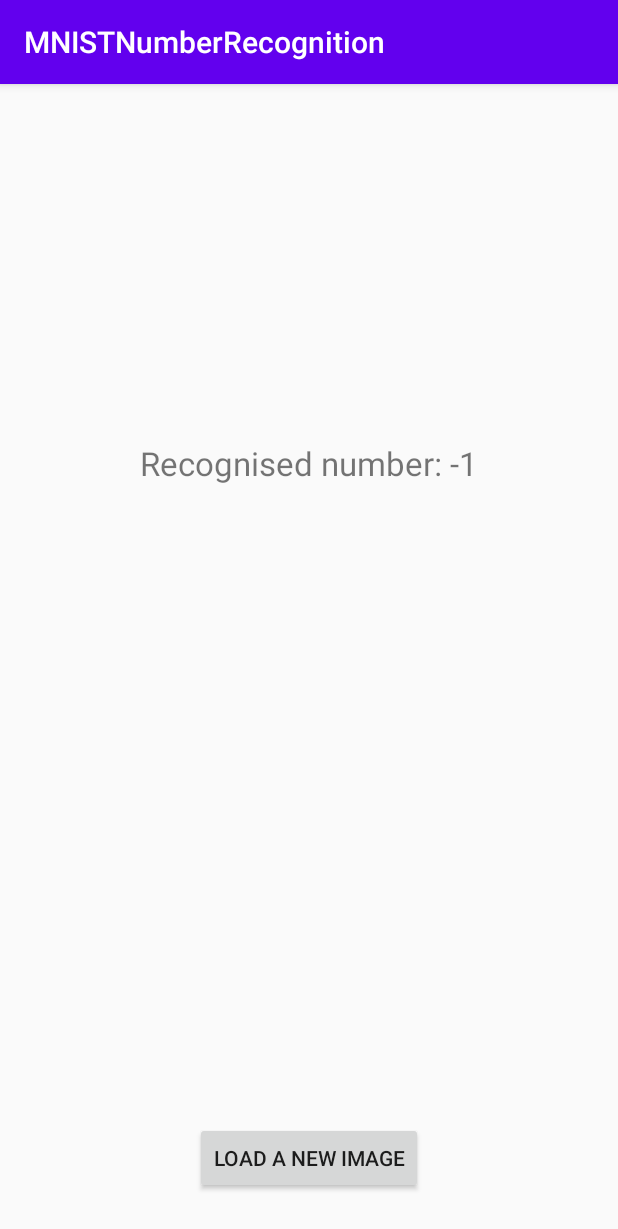
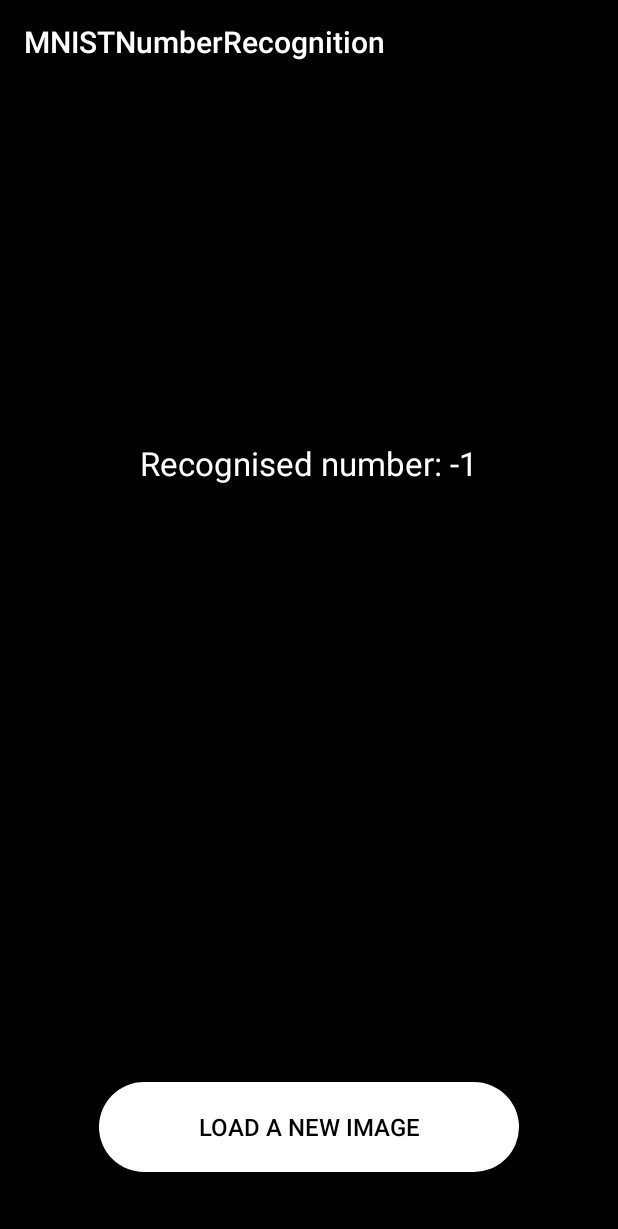
Before and after one commit to b-brebion/android-mnist-digits-recognition, an Android app: the MainActivity screen opened directly, with no data from a screen before it, on a phone screen of 412 x 824 dp. Shown: the top 1229 px of the screen. Run offline under Robolectric (Android 15) with nearby library versions, the phone set to English and light mode, and no system bars; libraries missing offline, so code that uses them is left out: org.pytorch; 6 statements that could not run were skipped.

```diff
--- a/app/build.gradle
+++ b/app/build.gradle
@@ -29,11 +29,11 @@ repositories {
 dependencies {
     implementation fileTree(dir: 'libs', include: ['*.jar'])
 
-    implementation 'androidx.appcompat:appcompat:1.2.0'
+    implementation 'androidx.appcompat:appcompat:1.3.0'
     implementation 'androidx.constraintlayout:constraintlayout:2.0.4'
     testImplementation 'junit:junit:4.13.2'
-    androidTestImplementation 'androidx.test.ext:junit:1.1.2'
-    androidTestImplementation 'androidx.test.espresso:espresso-core:3.3.0'
+    androidTestImplementation 'androidx.test.ext:junit:1.1.3'
+    androidTestImplementation 'androidx.test.espresso:espresso-core:3.4.0'
     implementation 'org.pytorch:pytorch_android:1.4.0'
     implementation 'org.pytorch:pytorch_android_torchvision:1.4.0'
 }
--- /dev/null
+++ b/app/src/main/res/drawable/rounded_corner.xml
@@ -0,0 +1,5 @@
+<?xml version="1.0" encoding="utf-8"?>
+<shape xmlns:android="http://schemas.android.com/apk/res/android">
+    <corners  android:radius="40dp"/>
+    <solid android:color="#FFF"></solid>
+</shape>
--- a/app/src/main/res/layout/activity_main.xml
+++ b/app/src/main/res/layout/activity_main.xml
@@ -4,13 +4,20 @@
     xmlns:tools="http://schemas.android.com/tools"
     android:layout_width="match_parent"
     android:layout_height="match_parent"
+    android:background="#000000"
     tools:context=".MainActivity">
 
     <Button
         android:id="@+id/load"
-        android:layout_width="wrap_content"
-        android:layout_height="wrap_content"
+        android:layout_width="280dp"
+        android:layout_height="60dp"
+        android:layout_marginBottom="15dp"
+        android:background="@drawable/rounded_corner"
+        android:backgroundTint="#FFFFFF"
+        android:foreground="?android:attr/selectableItemBackground"
         android:text="Load a new image"
+        android:textColor="#000000"
+        android:textSize="16sp"
         app:layout_constraintBottom_toBottomOf="parent"
         app:layout_constraintEnd_toEndOf="parent"
         app:layout_constraintHorizontal_bias="0.5"
@@ -35,6 +42,7 @@
         android:layout_width="wrap_content"
         android:layout_height="wrap_content"
         android:layout_marginTop="40dp"
+        android:textColor="#FFFFFF"
         android:textSize="22sp"
         app:layout_constraintEnd_toEndOf="parent"
         app:layout_constraintHorizontal_bias="0.5"
--- a/app/src/main/res/values/colors.xml
+++ b/app/src/main/res/values/colors.xml
@@ -1,6 +1,6 @@
 <?xml version="1.0" encoding="utf-8"?>
 <resources>
-    <color name="colorPrimary">#6200EE</color>
-    <color name="colorPrimaryDark">#3700B3</color>
+    <color name="colorPrimary">#000000</color>
+    <color name="colorPrimaryDark">#000000</color>
     <color name="colorAccent">#03DAC5</color>
 </resources>
--- a/build.gradle
+++ b/build.gradle
@@ -7,7 +7,7 @@ buildscript {
     }
 
     dependencies {
-        classpath 'com.android.tools.build:gradle:4.1.2'
+        classpath 'com.android.tools.build:gradle:4.2.2'
 
         // NOTE: Do not place your application dependencies here; they belong
         // in the individual module build.gradle files
```
Also changed, not shown: gradle/wrapper/gradle-wrapper.properties.
